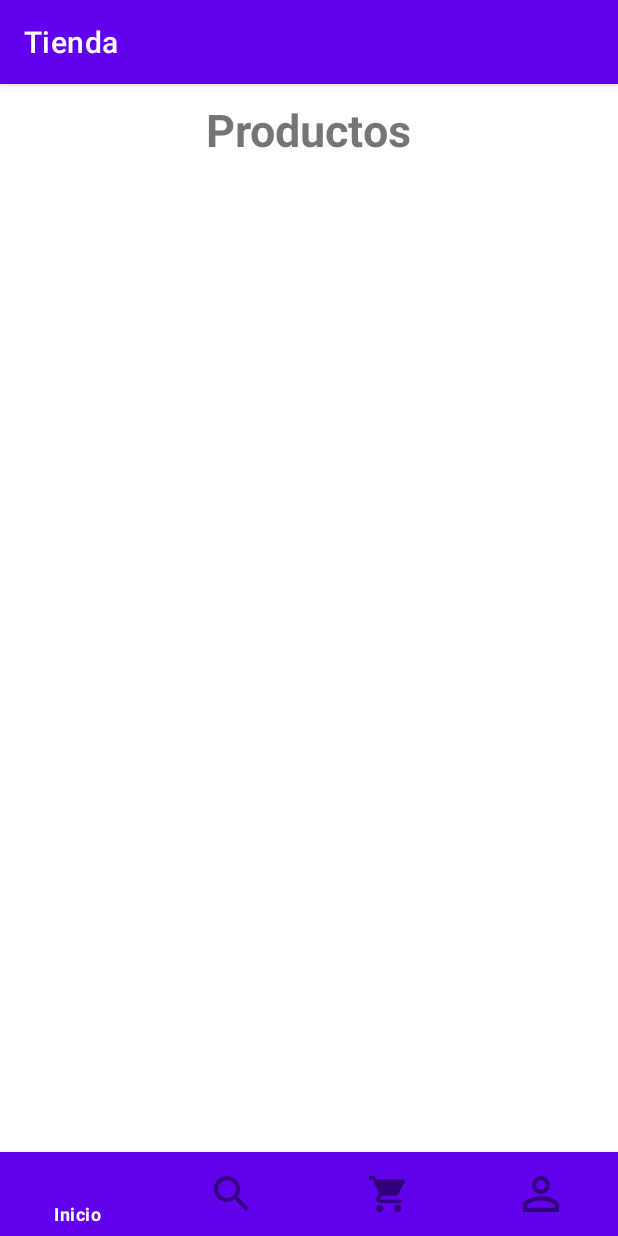
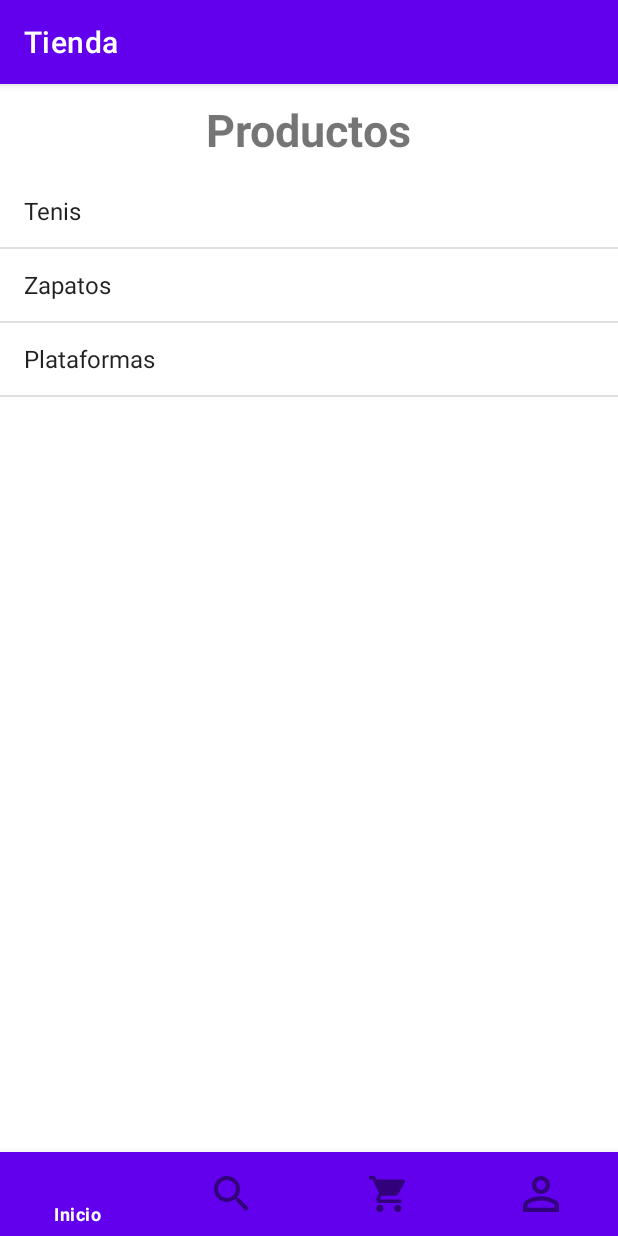
Before and after one commit to faraday58/Tienda-TSP-2021-II, an Android app: the screen it shows after launch (MainActivity), on a phone screen of 412 x 824 dp. Run offline under Robolectric (Android 15) with nearby library versions, the phone set to English and light mode, and no system bars.

Commit message:
Recuperación de los datos. Cambiando color de los menús, manejando fragments y una listview

```diff
--- a/app/src/main/java/mx/unam/ingenieria/tienda/fragments/InicioFragment.java
+++ b/app/src/main/java/mx/unam/ingenieria/tienda/fragments/InicioFragment.java
@@ -4,21 +4,44 @@ import android.os.Bundle;
 import android.view.LayoutInflater;
 import android.view.View;
 import android.view.ViewGroup;
+import android.widget.ArrayAdapter;
+import android.widget.ListView;
 
 import androidx.annotation.NonNull;
 import androidx.annotation.Nullable;
 import androidx.fragment.app.Fragment;
 
+import java.util.ArrayList;
+
 import mx.unam.ingenieria.tienda.R;
 
 public class InicioFragment extends Fragment {
 
-
+    ListView lstvProductos;
 
     @Nullable
     @Override
     public View onCreateView(@NonNull LayoutInflater inflater, @Nullable ViewGroup container, @Nullable Bundle savedInstanceState) {
         View v= inflater.inflate(R.layout.fragment_inicio,container,false);
+        lstvProductos= v.findViewById(R.id.lstvProductos);
+        llenarLista();
+
         return v;
     }
+
+    private void llenarLista() {
+       String [] productos= {
+               "Tenis",
+               "Zapatos",
+               "Plataformas"
+       };
+
+        ArrayAdapter miAdapter= new ArrayAdapter(getContext(),
+                android.R.layout.simple_list_item_1,
+                productos);
+        lstvProductos.setAdapter(miAdapter);
+
+    }
+
+
 }
```
